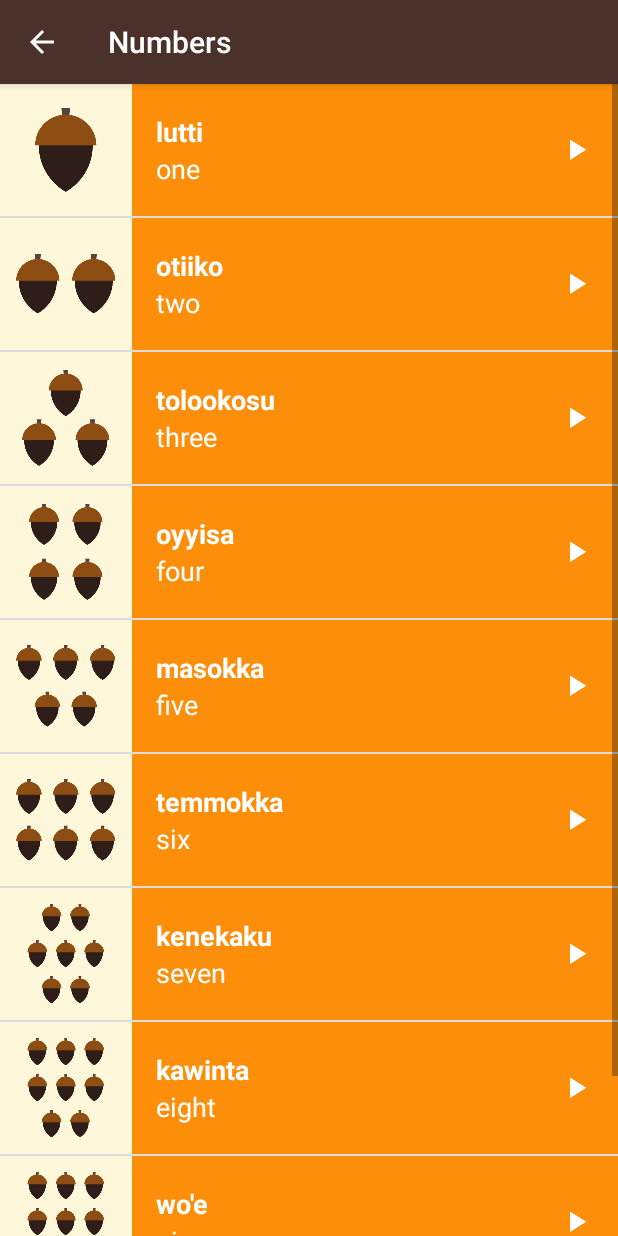
After one commit to shrawanKeshari/Miwok, an Android app: the NumbersFragment screen opened directly, with no data from a screen before it, on a phone screen of 412 x 824 dp. The commit adds this screen. Run offline under Robolectric (Android 15) with nearby library versions, the phone set to English and light mode, and no system bars.

Commit message:
numbersActivity contains numbersFragment worksproperly

```diff
--- a/app/build.gradle
+++ b/app/build.gradle
@@ -22,7 +22,7 @@
 dependencies {
     compile fileTree(dir: 'libs', include: ['*.jar'])
     testCompile 'junit:junit:4.12'
-    compile 'com.android.support:appcompat-v7:23.3.0'
-    compile 'com.android.support:support-v4:23.3.0'
-    compile 'com.android.support:design:23.3.0'
+    compile 'com.android.support:appcompat-v7:23.4.0'
+    compile 'com.android.support:support-v4:23.4.0'
+    compile 'com.android.support:design:23.4.0'
 }
--- /dev/null
+++ b/app/src/main/java/com/example/android/miwok/NumbersFragment.java
@@ -0,0 +1,119 @@
+package com.example.android.miwok;
+
+
+import android.content.Context;
+import android.media.AudioManager;
+import android.media.MediaPlayer;
+import android.os.Bundle;
+import android.support.v4.app.Fragment;
+import android.view.LayoutInflater;
+import android.view.View;
+import android.view.ViewGroup;
+import android.widget.AdapterView;
+import android.widget.ListView;
+import android.widget.TextView;
+
+import java.util.ArrayList;
+
+/**
+ * A simple {@link Fragment} subclass.
+ */
+public class NumbersFragment extends Fragment {
+
+
+    private MediaPlayer mMediaPlayer;
+
+    private AudioManager mAudioManager;
+
+    private AudioManager.OnAudioFocusChangeListener mOnAudioFocusChangeListener =
+            new AudioManager.OnAudioFocusChangeListener() {
+                @Override
+                public void onAudioFocusChange(int focusChange) {
+                    if (focusChange == AudioManager.AUDIOFOCUS_LOSS_TRANSIENT ||
+                            focusChange == AudioManager.AUDIOFOCUS_LOSS_TRANSIENT_CAN_DUCK) {
+                        mMediaPlayer.pause();
+                        mMediaPlayer.seekTo(0);
+                    } else if (focusChange == AudioManager.AUDIOFOCUS_GAIN) {
+                        mMediaPlayer.start();
+                    } else if (focusChange == AudioManager.AUDIOFOCUS_LOSS) {
+                        releaseMediaPlayer();
+                    }
+                }
+            };
+
+    private MediaPlayer.OnCompletionListener mCompletionListener =
+            new MediaPlayer.OnCompletionListener() {
+                @Override
+                public void onCompletion(MediaPlayer mp) {
+                    releaseMediaPlayer();
+                }
+            };
+
+    public NumbersFragment() {
+        // Required empty public constructor
+    }
+
+
+    @Override
+    public View onCreateView(LayoutInflater inflater, ViewGroup container,
+                             Bundle savedInstanceState) {
+        View rootView = inflater.inflate(R.layout.word_list, container, false);
+
+        mAudioManager = (AudioManager) getActivity().getSystemService(Context.AUDIO_SERVICE);
+
+        final ArrayList<Word> words = new ArrayList<Word>();
+        words.add(new Word("one", "lutti", R.drawable.number_one, R.raw.number_one));
+        words.add(new Word("two", "otiiko", R.drawable.number_two, R.raw.number_two));
+        words.add(new Word("three", "tolookosu", R.drawable.number_three, R.raw.number_three));
+        words.add(new Word("four", "oyyisa", R.drawable.number_four, R.raw.number_four));
+        words.add(new Word("five", "masokka", R.drawable.number_five, R.raw.number_five));
+        words.add(new Word("six", "temmokka", R.drawable.number_six, R.raw.number_six));
+        words.add(new Word("seven", "kenekaku", R.drawable.number_seven, R.raw.number_seven));
+        words.add(new Word("eight", "kawinta", R.drawable.number_eight, R.raw.number_eight));
+        words.add(new Word("nine", "wo'e", R.drawable.number_nine, R.raw.number_nine));
+        words.add(new Word("ten", "na'aacha", R.drawable.number_ten, R.raw.number_ten));
+
+        WordAdapter adapter =
+                new WordAdapter(getActivity(), words, R.color.category_numbers);
+
+        ListView listView = (ListView) rootView.findViewById(R.id.list);
+        listView.setAdapter(adapter);
+
+        listView.setOnItemClickListener(new AdapterView.OnItemClickListener() {
+            @Override
+            public void onItemClick(AdapterView<?> parent, View view, int position, long id) {
+                Word word = words.get(position);
+
+                releaseMediaPlayer();
+
+                int result = mAudioManager.requestAudioFocus(mOnAudioFocusChangeListener,
+                        AudioManager.STREAM_MUSIC, AudioManager.AUDIOFOCUS_GAIN_TRANSIENT);
+
+                if (result == AudioManager.AUDIOFOCUS_REQUEST_GRANTED) {
+                    mMediaPlayer = MediaPlayer.create(getActivity(),
+                            word.getmAudioResourceId());
+                    mMediaPlayer.start();
+
+                    mMediaPlayer.setOnCompletionListener(mCompletionListener);
+                }
+            }
+        });
+
+        return rootView;
+    }
+
+    @Override
+    public void onStop() {
+        super.onStop();
+        releaseMediaPlayer();
+    }
+
+    private void releaseMediaPlayer() {
+        if (mMediaPlayer != null) {
+            mMediaPlayer.release();
+            mMediaPlayer = null;
+            mAudioManager.abandonAudioFocus(mOnAudioFocusChangeListener);
+        }
+    }
+
+}
--- /dev/null
+++ b/app/src/main/res/layout/activity_category.xml
@@ -0,0 +1,8 @@
+<?xml version="1.0" encoding="utf-8"?>
+<LinearLayout xmlns:android="http://schemas.android.com/apk/res/android"
+    android:id="@+id/container"
+    android:layout_width="match_parent"
+    android:layout_height="match_parent"
+    android:orientation="vertical">
+
+</LinearLayout>
--- a/app/src/main/res/values/strings.xml
+++ b/app/src/main/res/values/strings.xml
@@ -27,4 +27,7 @@
 
     <!-- Category name for the vocabulary words for family members [CHAR LIMIT=20] -->
     <string name="category_family">Family Members</string>
+
+    <!-- TODO: Remove or change this placeholder text -->
+    <string name="hello_blank_fragment">Hello blank fragment</string>
 </resources>
```
Also changed, not shown: app/src/main/java/com/example/android/miwok/NumbersActivity.java (+5 -92 lines).
